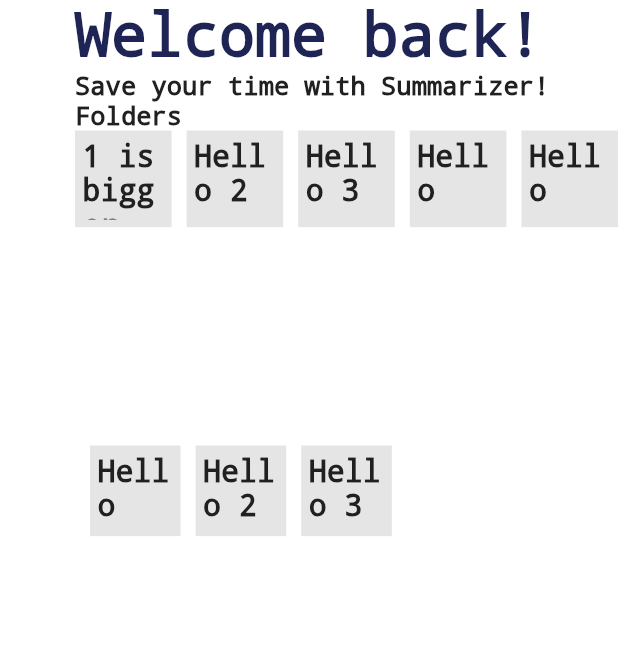
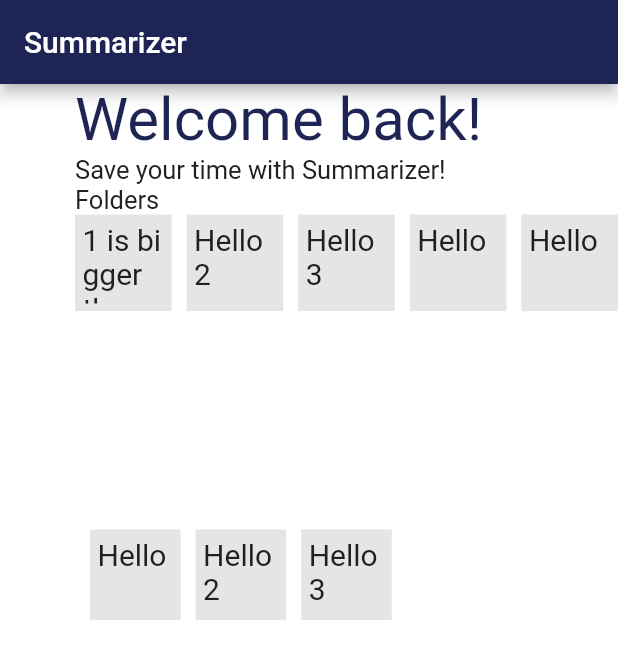
Before and after one commit to gdsc-fuv/summarizer, a Flutter app: the screen it shows after launch, on a phone screen of 412 x 824 dp. Shown: the top 659 px of the screen. Run offline on Flutter 3.47's test engine with Material 2 defaults, Android fonts, the light colour scheme and no system bars.

Commit message:
narbar sync + color

```diff
--- a/lib/constants/colors.dart
+++ b/lib/constants/colors.dart
@@ -0,0 +1,5 @@
+import 'package:flutter/material.dart';
+
+const Color srPrimaryBlue = Color(0xff1E2454);
+const Color srPrimaryBlack = Color(0xff202020);
+const Color srPrimaryGrey = Color(0xff8a8a8a);
--- a/lib/main.dart
+++ b/lib/main.dart
@@ -16,6 +16,7 @@
   Widget build(BuildContext context) {
     return MaterialApp(
       title: 'Flutter Demo',
+      debugShowCheckedModeBanner: false,
       theme: ThemeData(
         // This is the theme of your application.
         //
--- a/lib/pages/home_page.dart
+++ b/lib/pages/home_page.dart
@@ -1,12 +1,15 @@
 import 'package:flutter/material.dart';
 import 'package:summarizer/widgets/folder_view.dart';
+import 'package:summarizer/widgets/nav_bar.dart';
 
 class HomePage extends StatelessWidget {
   const HomePage({Key? key}) : super(key: key);
 
   @override
   Widget build(BuildContext context) {
-    return Container(
+    return Scaffold(
+      appBar: const Navbar(),
+      body: Container(
         color: Colors.white,
         child: Padding(
           padding: const EdgeInsets.only(left: 50),
@@ -84,6 +87,7 @@
             ],
           ),
         ),
+      ),
     );
   }
 }
--- a/lib/widgets/nav_bar.dart
+++ b/lib/widgets/nav_bar.dart
@@ -1,13 +1,21 @@
 // con Nguyen se code o file nay
 import 'package:flutter/material.dart';
+import 'package:summarizer/constants/colors.dart';
 
-class NavBar extends StatelessWidget {
-  const NavBar({ Key? key }) : super(key: key);
+class Navbar extends StatelessWidget implements PreferredSizeWidget {
+  const Navbar({Key? key})
+      : preferredSize = const Size.fromHeight(kToolbarHeight),
+        super(key: key);
+
+  @override
+  final Size preferredSize; // default is 56.0
 
   @override
   Widget build(BuildContext context) {
     return AppBar(
-      title: const Text("Hello world")
+      backgroundColor: srPrimaryBlue,
+      foregroundColor: Colors.white,
+      title: const Text("Summarizer"),
     );
   }
 }
```
Also changed, not shown: lib/widgets/navbar.dart (deleted, +0 -14 lines). Lines whose indentation alone changed are shown as unchanged.
